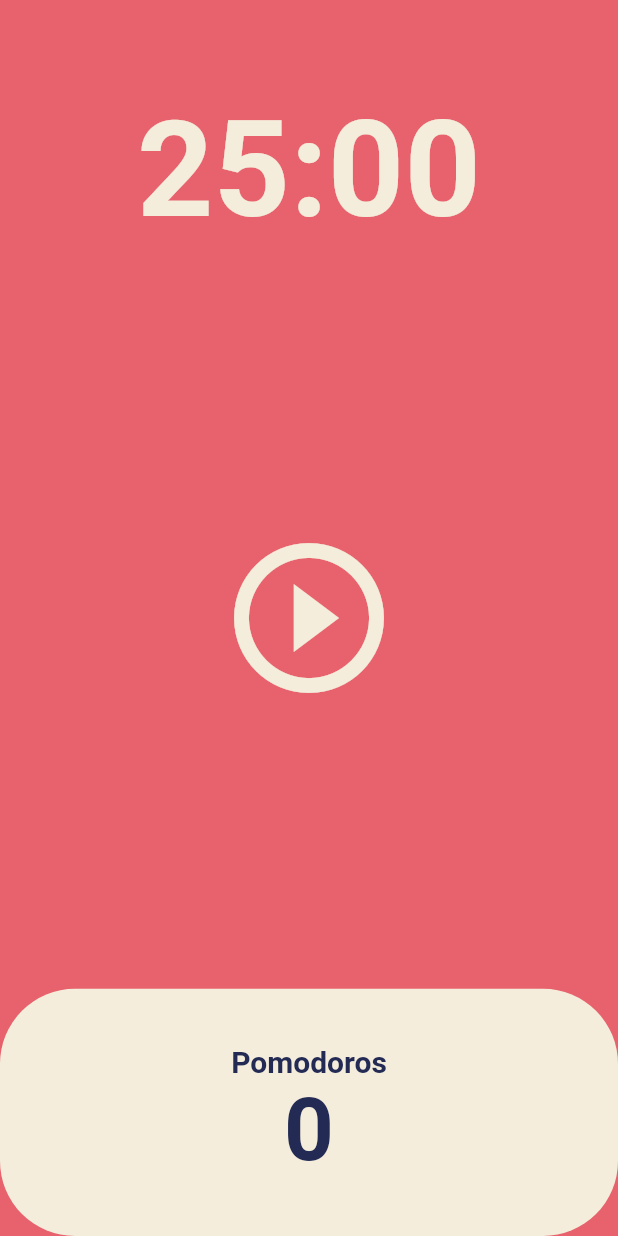
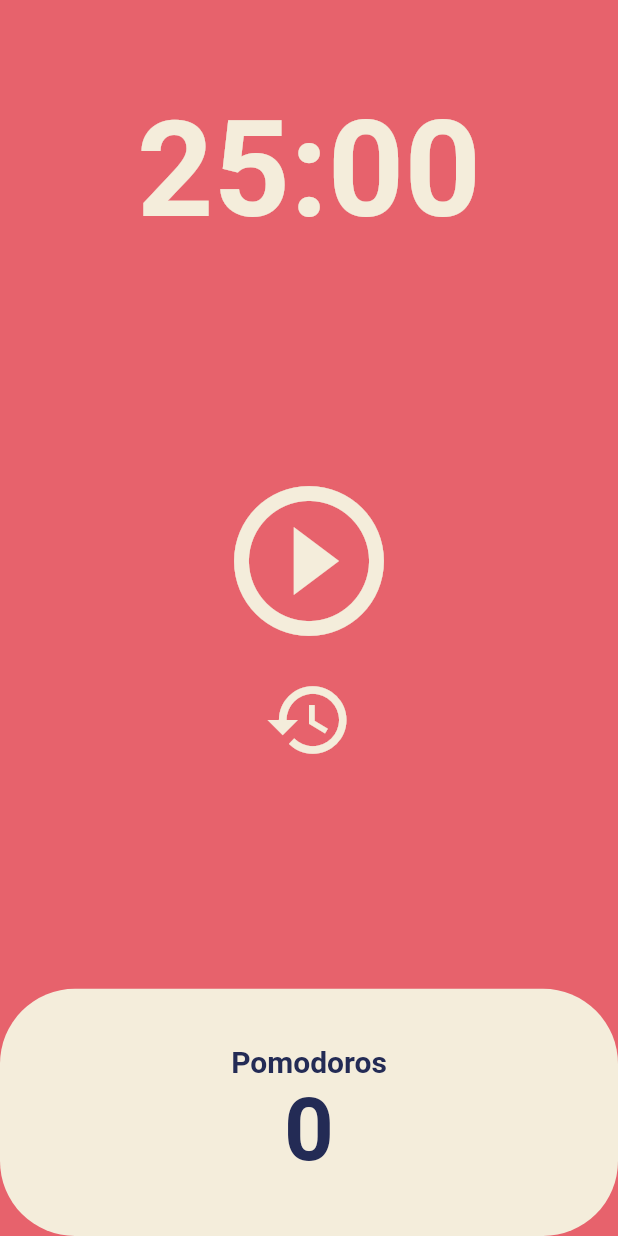
Before and after one commit to PronCan/Pomodoro_ex, a Flutter app: the screen it shows after launch, on a phone screen of 412 x 824 dp. Run offline on Flutter 3.47's test engine with Material 2 defaults, Android fonts, the phone set to English and light mode, and no system bars.

Commit message:
~5.4 reset 추가하기

```diff
--- a/lib/screens/home_screen.dart
+++ b/lib/screens/home_screen.dart
@@ -49,6 +49,14 @@ class _HomeScreenState extends State<HomeScreen> {
     });
   }
 
+  void onStopClick() {
+    setState(() {
+      isRunning = false;
+      totalSec = twentyFiveMin;
+    });
+    timer.cancel();
+  }
+
   String format(int seconds) {
     var duration = Duration(seconds: seconds);
     return duration.toString().split('.').first.substring(2);
@@ -78,7 +86,10 @@ class _HomeScreenState extends State<HomeScreen> {
           Flexible(
             flex: 3,
             child: Center(
-              child: IconButton(
+              child: Column(
+                mainAxisAlignment: MainAxisAlignment.center,
+                children: [
+                  IconButton(
                     iconSize: 120,
                     color: Theme.of(context).cardColor,
                     onPressed: isRunning ? onPauseClick : onStartClick,
@@ -87,6 +98,16 @@ class _HomeScreenState extends State<HomeScreen> {
                           ? Icons.pause_circle_outline
                           : Icons.play_circle_outline,
                     ),
+                  ),
+                  IconButton(
+                    iconSize: 60,
+                    color: isRunning
+                        ? Theme.of(context).textTheme.displayLarge!.color
+                        : Theme.of(context).cardColor,
+                    onPressed: onStopClick,
+                    icon: const Icon(Icons.restore),
+                  ),
+                ],
               ),
             ),
           ),
```
Lines whose indentation alone changed are shown as unchanged.
